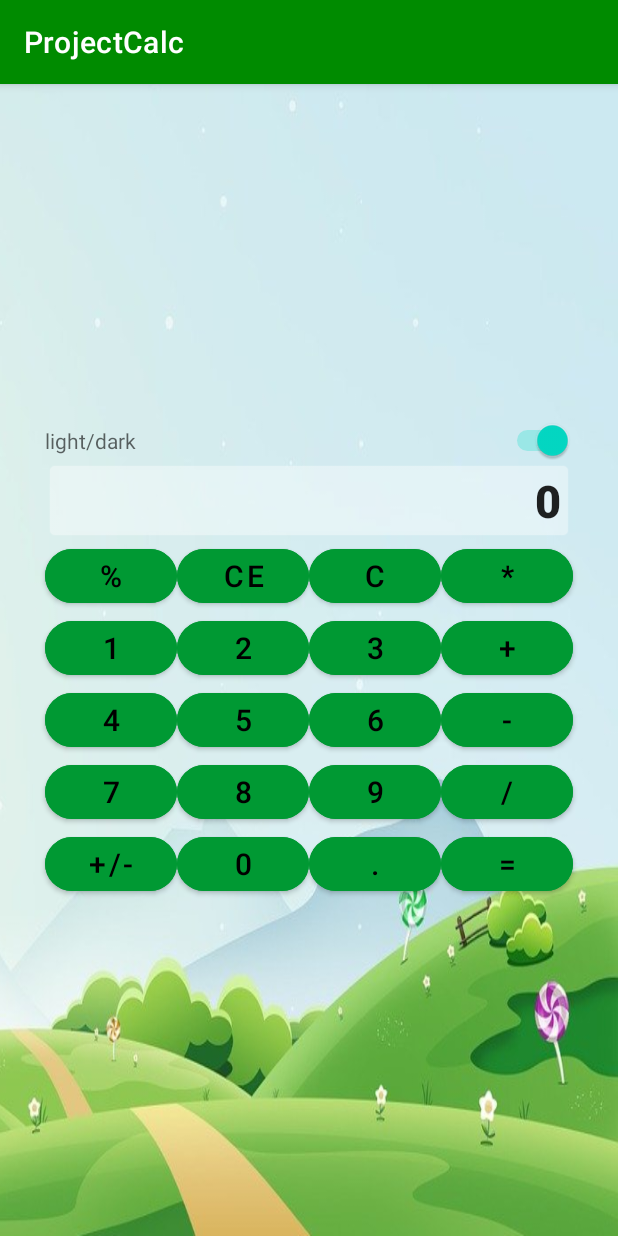
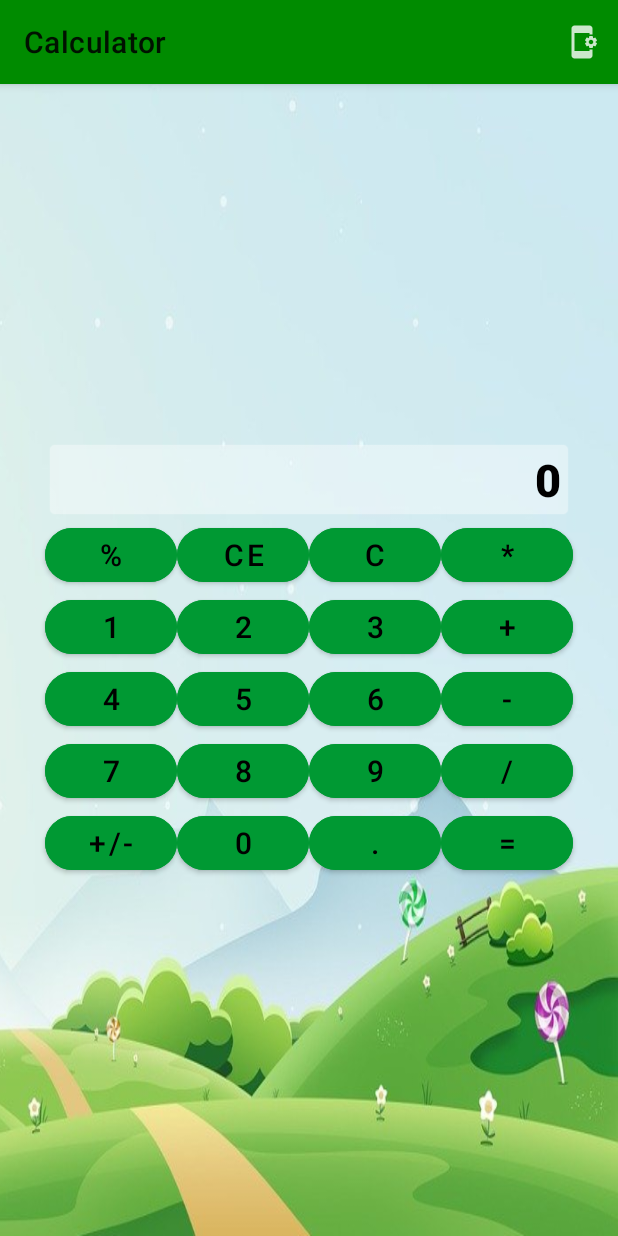
Before and after one commit to mikelnord/AndroidPlatformProjectCalc, an Android app: the screen it shows after launch (MainActivity), on a phone screen of 412 x 824 dp. Run offline under Robolectric (Android 15) with nearby library versions, the phone set to English and light mode, and no system bars.

Commit message:
lesson5 task 1, task 2

```diff
--- a/app/src/main/AndroidManifest.xml
+++ b/app/src/main/AndroidManifest.xml
@@ -9,6 +9,7 @@
         android:roundIcon="@mipmap/ic_launcher_round"
         android:supportsRtl="true"
         android:theme="@style/Theme.ProjectCalc">
+        <activity android:name=".SettingActivity"></activity>
         <activity android:name=".MainActivity">
             <intent-filter>
                 <action android:name="android.intent.action.MAIN" />
--- a/app/src/main/java/ru/geekbrains/courses/androidplatform/mikelnord/projectcalc/MainActivity.java
+++ b/app/src/main/java/ru/geekbrains/courses/androidplatform/mikelnord/projectcalc/MainActivity.java
@@ -2,15 +2,15 @@ package ru.geekbrains.courses.androidplatform.mikelnord.projectcalc;
 
 import androidx.annotation.NonNull;
 import androidx.appcompat.app.AppCompatActivity;
-import androidx.appcompat.app.AppCompatDelegate;
 
-
+import android.app.Activity;
 import android.content.Context;
+import android.content.Intent;
 import android.content.SharedPreferences;
 import android.os.Bundle;
-import android.view.View;
+import android.view.Menu;
+import android.view.MenuItem;
 import android.widget.Button;
-import android.widget.Switch;
 import android.widget.TextView;
 
 public class MainActivity extends AppCompatActivity {
@@ -34,28 +34,29 @@ public class MainActivity extends AppCompatActivity {
     private Button mButtonC;
     private Button mButtonCE;
     private Button mButtonPm;
-    private Switch mSwitch;
     private final static String keyCalc = "Calc";
     private final static String keyText = "textViewText";
 
-    SharedPreferences sharedPreferences;
-    String themeName;
+    private TextView mTextView;
+    private Calc calc;
+    private String themeName;
+    private static final int REQUEST_CODE = 0;
 
-    private TextView mTextView;
-    Calc calc;
 
     @Override
     protected void onCreate(Bundle savedInstanceState) {
         super.onCreate(savedInstanceState);
-        sharedPreferences = getSharedPreferences("Theme", Context.MODE_PRIVATE);
-        themeName = sharedPreferences.getString("ThemeName", "Default");
-        if (themeName.equalsIgnoreCase("DarkTheme")) {
-            AppCompatDelegate.setDefaultNightMode(AppCompatDelegate.MODE_NIGHT_YES);
+        SharedPreferences sharedPreferences = getSharedPreferences("Theme", Context.MODE_PRIVATE);
+        themeName = sharedPreferences.getString("ThemeName", themeName);
+        if (themeName == null) themeName = getString(R.string.theme_green);
+        if (themeName.equals(getString(R.string.theme_green))) {
+            setTheme(R.style.Theme_ProjectCalc);
+        } else if (themeName.equals(getString(R.string.theme_dark))) {
             setTheme(R.style.Theme_ProjectCalcDark);
-        } else {
-            AppCompatDelegate.setDefaultNightMode(AppCompatDelegate.MODE_NIGHT_NO);
-            setTheme(R.style.Theme_ProjectCalc);
+        } else if (themeName.equals(getString(R.string.theme_broun))) {
+            setTheme(R.style.Theme_ProjectCalcBroun);
         }
+
         setContentView(R.layout.activity_main);
         initButton();
         inizial();
@@ -104,27 +105,12 @@ public class MainActivity extends AppCompatActivity {
         mButtonC = findViewById(R.id.button_c);
         mButtonCE = findViewById(R.id.button_ce);
         mButtonPm = findViewById(R.id.button_pm);
-        mSwitch = findViewById(R.id.switchDN);
     }
-
 
     private void inizial() {
         calc = new Calc();
         mTextView = findViewById(R.id.monitorTextView);
         mTextView.setText("0");
-
-        mSwitch.setOnClickListener(new View.OnClickListener() {
-            @Override
-            public void onClick(View v) {
-                boolean checked = ((Switch) v).isChecked();
-                if (checked) {
-                    setTheme("Default");
-                } else {
-                    setTheme("DarkTheme");
-                }
-            }
-        });
-
 
         mButtonPm.setOnClickListener(view -> {
             String st = mTextView.getText().toString();
@@ -213,4 +199,37 @@ public class MainActivity extends AppCompatActivity {
             mTextvew.setText(s);
         }
     }
+
+    @Override
+    public boolean onCreateOptionsMenu(Menu menu) {
+        getMenuInflater().inflate(R.menu.main_menu, menu);
+        return true;
+    }
+
+    @Override
+    public boolean onOptionsItemSelected(MenuItem item) {
+        switch (item.getItemId()) {
+            case R.id.setting:
+                Intent runSettings = SettingActivity.newIntent(MainActivity.this, themeName);
+                startActivityForResult(runSettings, REQUEST_CODE);
+                return true;
+            default:
+                return super.onOptionsItemSelected(item);
+        }
+    }
+
+    @Override
+    protected void onActivityResult(int requestCode, int resultCode, Intent data) {
+        super.onActivityResult(requestCode, resultCode, data);
+        if (resultCode != Activity.RESULT_OK) {
+            return;
+        }
+        if (requestCode == REQUEST_CODE) {
+            if (data == null) {
+                return;
+            }
+            themeName = SettingActivity.returnResult(data);
+            setTheme(themeName);
+        }
+    }
 }
--- /dev/null
+++ b/app/src/main/res/drawable-anydpi/ic_menu_setting.xml
@@ -0,0 +1,11 @@
+<vector xmlns:android="http://schemas.android.com/apk/res/android"
+    android:width="24dp"
+    android:height="24dp"
+    android:viewportWidth="24"
+    android:viewportHeight="24"
+    android:tint="#FFFFFF"
+    android:alpha="0.8">
+  <path
+      android:fillColor="@android:color/white"
+      android:pathData="M21.81,12.74l-0.82,-0.63v-0.22l0.8,-0.63c0.16,-0.12 0.2,-0.34 0.1,-0.51l-0.85,-1.48c-0.07,-0.13 -0.21,-0.2 -0.35,-0.2 -0.05,0 -0.1,0.01 -0.15,0.03l-0.95,0.38c-0.08,-0.05 -0.11,-0.07 -0.19,-0.11l-0.15,-1.01c-0.03,-0.21 -0.2,-0.36 -0.4,-0.36h-1.71c-0.2,0 -0.37,0.15 -0.4,0.34l-0.14,1.01c-0.03,0.02 -0.07,0.03 -0.1,0.05l-0.09,0.06 -0.95,-0.38c-0.05,-0.02 -0.1,-0.03 -0.15,-0.03 -0.14,0 -0.27,0.07 -0.35,0.2l-0.85,1.48c-0.1,0.17 -0.06,0.39 0.1,0.51l0.8,0.63v0.23l-0.8,0.63c-0.16,0.12 -0.2,0.34 -0.1,0.51l0.85,1.48c0.07,0.13 0.21,0.2 0.35,0.2 0.05,0 0.1,-0.01 0.15,-0.03l0.95,-0.37c0.08,0.05 0.12,0.07 0.2,0.11l0.15,1.01c0.03,0.2 0.2,0.34 0.4,0.34h1.71c0.2,0 0.37,-0.15 0.4,-0.34l0.15,-1.01c0.03,-0.02 0.07,-0.03 0.1,-0.05l0.09,-0.06 0.95,0.38c0.05,0.02 0.1,0.03 0.15,0.03 0.14,0 0.27,-0.07 0.35,-0.2l0.85,-1.48c0.1,-0.17 0.06,-0.39 -0.1,-0.51zM18,13.5c-0.83,0 -1.5,-0.67 -1.5,-1.5s0.67,-1.5 1.5,-1.5 1.5,0.67 1.5,1.5 -0.67,1.5 -1.5,1.5zM17,17h2v4c0,1.1 -0.9,2 -2,2H7c-1.1,0 -2,-0.9 -2,-2V3c0,-1.1 0.9,-2 2,-2h10c1.1,0 2,0.9 2,2v4h-2V6H7v12h10v-1z"/>
+</vector>
--- a/app/src/main/res/layout-land/activity_main.xml
+++ b/app/src/main/res/layout-land/activity_main.xml
@@ -6,17 +6,6 @@
     android:gravity="center_vertical"
     android:orientation="horizontal"
     android:theme="@style/TableStyle">
-
-    <TableRow>
-
-        <Switch
-            android:id="@+id/switchDN"
-            android:layout_width="wrap_content"
-            android:layout_height="wrap_content"
-            android:layout_span="4"
-            android:checked="true"
-            tools:ignore="UseSwitchCompatOrMaterialXml" />
-    </TableRow>
 
     <TableRow>
 
--- a/app/src/main/res/layout/activity_main.xml
+++ b/app/src/main/res/layout/activity_main.xml
@@ -6,18 +6,6 @@
     android:gravity="center_vertical"
     android:orientation="horizontal"
     android:theme="@style/TableStyle">
-
-    <TableRow>
-
-        <Switch
-            android:id="@+id/switchDN"
-            android:layout_width="wrap_content"
-            android:layout_height="wrap_content"
-            android:layout_span="4"
-            android:checked="true"
-            android:hint="@string/light_dark"
-            tools:ignore="UseSwitchCompatOrMaterialXml" />
-    </TableRow>
 
     <TableRow>
 
--- /dev/null
+++ b/app/src/main/res/menu/main_menu.xml
@@ -0,0 +1,9 @@
+<?xml version="1.0" encoding="utf-8"?>
+<menu xmlns:android="http://schemas.android.com/apk/res/android"
+    xmlns:app="http://schemas.android.com/apk/res-auto">
+    <item
+        android:id="@+id/setting"
+        android:icon="@drawable/ic_menu_setting"
+        android:title="Setting"
+        app:showAsAction="ifRoom|withText" />
+</menu>
--- a/app/src/main/res/values/colors.xml
+++ b/app/src/main/res/values/colors.xml
@@ -12,5 +12,10 @@
     <color name="primary_variant">#FF09af00</color>
     <color name="gray">#FF616161</color>
     <color name="lightgray">#FF9E9E9E</color>
+    <color name="brounPrimary">#FF5D4037</color>
+    <color name="brounPrimaryVariant">#A1887F</color>
+    <color name="brounOnPrimary">#BCAAA4</color>
+    <color name="brounSecondary">#6D4C41</color>
+    <color name="brounSecondaryVariant">#D7CCC8</color>
 
 </resources>
--- a/app/src/main/res/values/strings.xml
+++ b/app/src/main/res/values/strings.xml
@@ -1,5 +1,5 @@
 <resources>
-    <string name="app_name">ProjectCalc</string>
+    <string name="app_name">Calculator</string>
     <string name="_1">1</string>
     <string name="_2">2</string>
     <string name="_3">3</string>
@@ -21,9 +21,14 @@
     <string name="proc">%</string>
     <string name="ce">CE</string>
     <string name="c">C</string>
-    <string name="backspase"><![CDATA[<--]]></string>
+    <string name="backspase"><![CDATA[<—]]></string>
     <string name="umn">*</string>
-    <string name="default_theme">Theme.ProjectCalc</string>
-    <string name="dark">Theme.ProjectCalcDark</string>
-    <string name="light_dark">light/dark</string>
+
+    <string name="OK">OK</string>
+    <string name="Cancel">CANCEL</string>
+
+    <string name="theme_dark">Dark</string>
+    <string name="theme_green">Green</string>
+    <string name="theme_broun">Broun</string>
+
 </resources>
--- a/app/src/main/res/values/styles.xml
+++ b/app/src/main/res/values/styles.xml
@@ -17,10 +17,14 @@
         <item name="android:backgroundTint">@color/black</item>
     </style>
 
+    <style name="StyleButtonCalcBroun" parent="StyleButtonCalc">
+        <item name="android:textColor">@color/white</item>
+        <item name="android:backgroundTint">@color/brounPrimary</item>
+    </style>
+
     <style name="TableStyle">
         <item name="android:layout_width">match_parent</item>
         <item name="android:layout_height">match_parent</item>
-<!--        <item name="android:layout_marginBottom">5dp</item>-->
         <item name="android:gravity">center</item>
     </style>
 </resources>
--- a/app/src/main/res/values/themes.xml
+++ b/app/src/main/res/values/themes.xml
@@ -1,6 +1,6 @@
 <resources xmlns:tools="http://schemas.android.com/tools">
     <!-- Base application theme. -->
-    <style name="Theme.ProjectCalc" parent="Theme.MaterialComponents.DayNight.DarkActionBar">
+    <style name="Theme.ProjectCalc" parent="Theme.MaterialComponents.DayNight">
         <!-- Primary brand color. -->
         <item name="colorPrimary">@color/primary</item>
         <item name="colorPrimaryVariant">@color/primary_variant</item>
@@ -14,7 +14,7 @@
         <!-- Customize your theme here. -->
         <item name="android:windowBackground">@drawable/fonimage</item>
         <item name="materialButtonStyle">@style/StyleButtonCalc</item>
-
+        <item name="android:textColor">@color/black</item>
 
     </style>
 
@@ -27,12 +27,30 @@
         <item name="colorSecondary">@color/teal_200</item>
         <item name="colorSecondaryVariant">@color/teal_700</item>
         <item name="colorOnSecondary">@color/black</item>
-
         <!-- Status bar color. -->
         <item name="android:statusBarColor" tools:targetApi="l">?attr/colorPrimaryVariant</item>
         <!-- Customize your theme here. -->
         <item name="materialButtonStyle">@style/StyleButtonCalcDark</item>
         <item name="android:windowBackground">@drawable/fonimagedark</item>
+        <item name="android:textColor">@color/white</item>
     </style>
 
+    <style name="Theme.ProjectCalcBroun" parent="Theme.MaterialComponents.DayNight.DarkActionBar">
+        <!-- Primary brand color. -->
+        <item name="colorPrimary">@color/brounPrimary</item>
+        <item name="colorPrimaryVariant">@color/brounPrimaryVariant</item>
+        <item name="colorOnPrimary">@color/brounOnPrimary</item>
+        <!-- Secondary brand color. -->
+        <item name="colorSecondary">@color/brounSecondary</item>
+        <item name="colorSecondaryVariant">@color/brounSecondaryVariant</item>
+        <item name="colorOnSecondary">@color/black</item>
+        <!-- Status bar color. -->
+        <item name="android:statusBarColor" tools:targetApi="l">?attr/colorPrimaryVariant</item>
+        <!-- Customize your theme here. -->
+        <item name="materialButtonStyle">@style/StyleButtonCalcBroun</item>
+        <item name="android:windowBackground">@drawable/fonimagebroun</item>
+        <item name="android:textColor">@color/brounOnPrimary</item>
+    </style>
+
+
 </resources>
```
Also changed, not shown: app/src/main/java/ru/geekbrains/courses/androidplatform/mikelnord/projectcalc/SettingActivity.java (added, +91 -0 lines), app/src/main/res/layout/activity_setting.xml (added, +68 -0 lines), app/src/main/res/drawable-hdpi/ic_menu_setting.png (added), app/src/main/res/drawable-mdpi/ic_menu_setting.png (added), app/src/main/res/drawable-xhdpi/ic_menu_setting.png (added), app/src/main/res/drawable-xxhdpi/ic_menu_setting.png (added), app/src/main/res/drawable/fonimagebroun.png (added).
